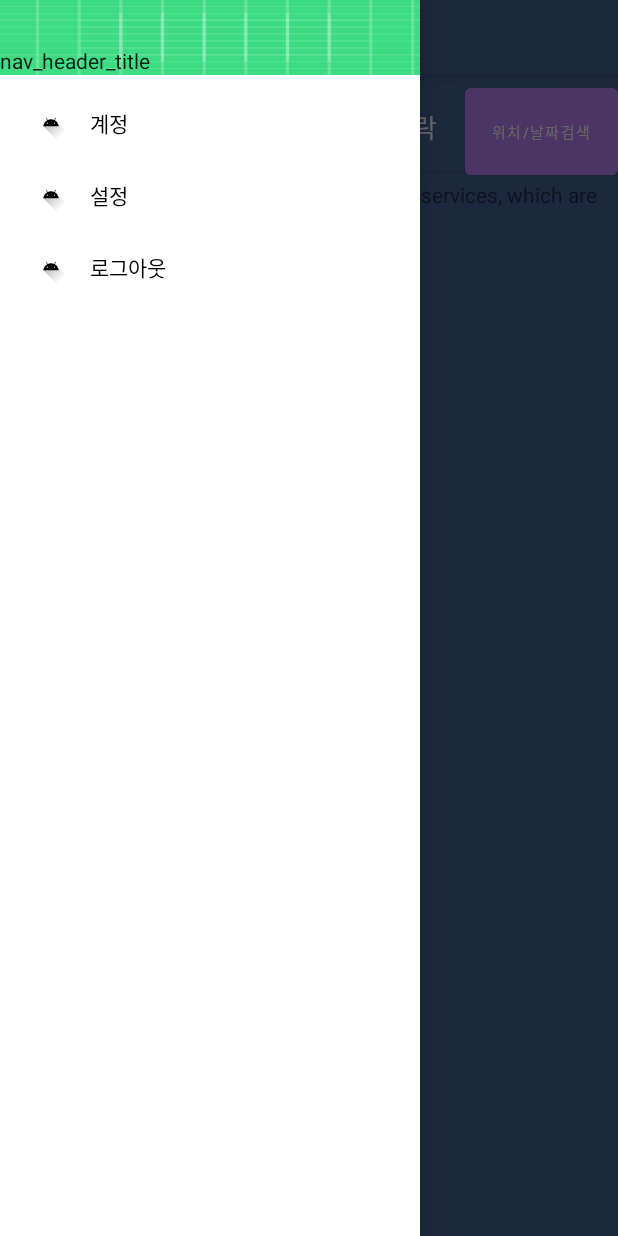
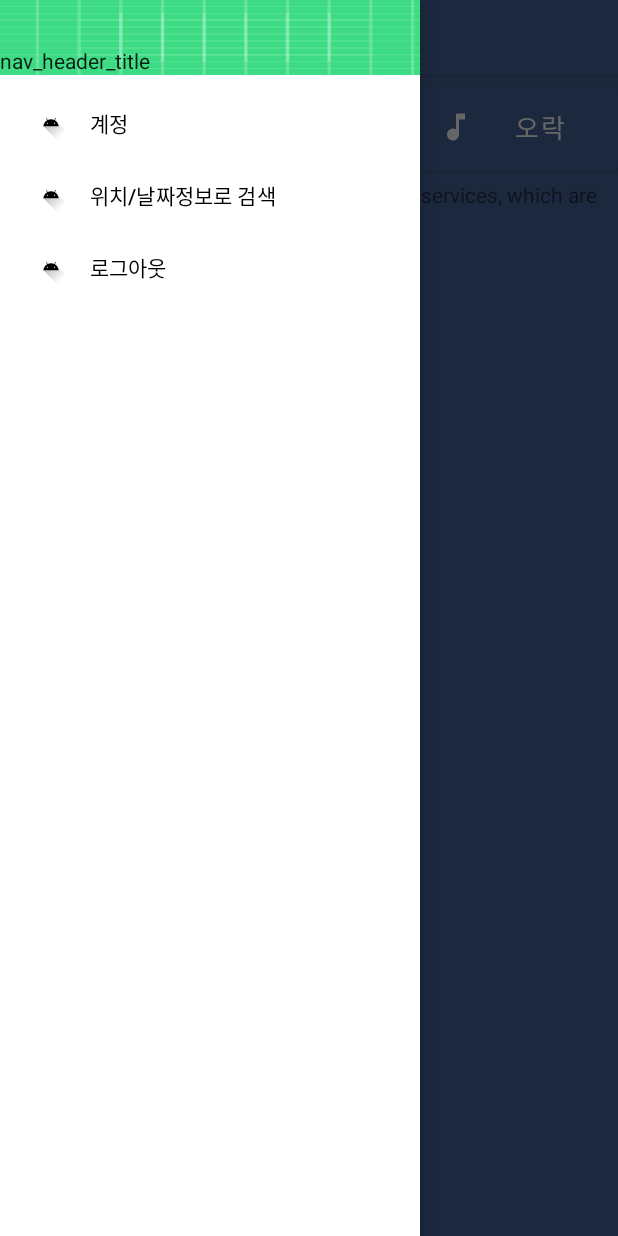
Before and after one commit to JaeYeong-Li/Realtime-Sales-Information-System, an Android app: the screen it shows after launch (CurLocationActivity), with the side drawer open, on a phone screen of 412 x 824 dp. Run offline under Robolectric (Android 15) with nearby library versions, the phone set to English and light mode, and no system bars.

```diff
--- a/app/src/main/java/com/example/SWDesign_Team3_2020/CurLocationActivity.java
+++ b/app/src/main/java/com/example/SWDesign_Team3_2020/CurLocationActivity.java
@@ -62,7 +62,8 @@ public class CurLocationActivity extends AppCompatActivity {
                 if (id == R.id.account) {
                     Toast.makeText(context, title + ": 계정 정보를 확인합니다.", Toast.LENGTH_SHORT).show();
                 } else if (id == R.id.setting) {
-                    Toast.makeText(context, title + ": 설정 정보를 확인합니다.", Toast.LENGTH_SHORT).show();
+                    Intent intent = new Intent(getApplicationContext(), Search_Calender.class);
+                    startActivity(intent);
                 } else if (id == R.id.logout) {
                     Toast.makeText(context, title + ": 로그아웃 시도중", Toast.LENGTH_SHORT).show();
                 }
@@ -122,10 +123,6 @@ public class CurLocationActivity extends AppCompatActivity {
                 findViewById(R.id.Button_Cafe).setBackgroundColor(getResources().getColor(R.color.blue));
                 findViewById(R.id.Button_Entertain).setBackgroundColor(getResources().getColor(R.color.blue));
                 break;
-            case R.id.Button_switchSearch:
-                Intent intent = new Intent(getApplicationContext(), Search_Calender.class);
-                startActivity(intent);
-                break;
         }
     }
 }
--- a/app/src/main/res/layout/activity_cur_location.xml
+++ b/app/src/main/res/layout/activity_cur_location.xml
@@ -52,15 +52,6 @@
                 android:textSize="17dp"
                 android:backgroundTint="@color/blue"
                 android:onClick="clickHandler"/>
-            <Button
-                android:id="@+id/Button_switchSearch"
-                android:layout_width="wrap_content"
-                android:layout_height="70dp"
-                android:layout_weight="1"
-                android:backgroundTint="@color/purple_200"
-                android:onClick="clickHandler"
-                android:text="위치/날짜검색"
-                android:textSize="10dp" />
         </LinearLayout>
 
         <FrameLayout
--- a/app/src/main/res/menu/navi_menu.xml
+++ b/app/src/main/res/menu/navi_menu.xml
@@ -11,7 +11,7 @@
             android:id="@+id/setting"
             android:icon="@drawable/ic_launcher_foreground"
             style="@style/TextAppearance.AppCompat.Widget.ActionBar.Title"
-            android:title="설정"
+            android:title="위치/날짜정보로 검색"
             />
         <item
             android:id="@+id/logout"
```
